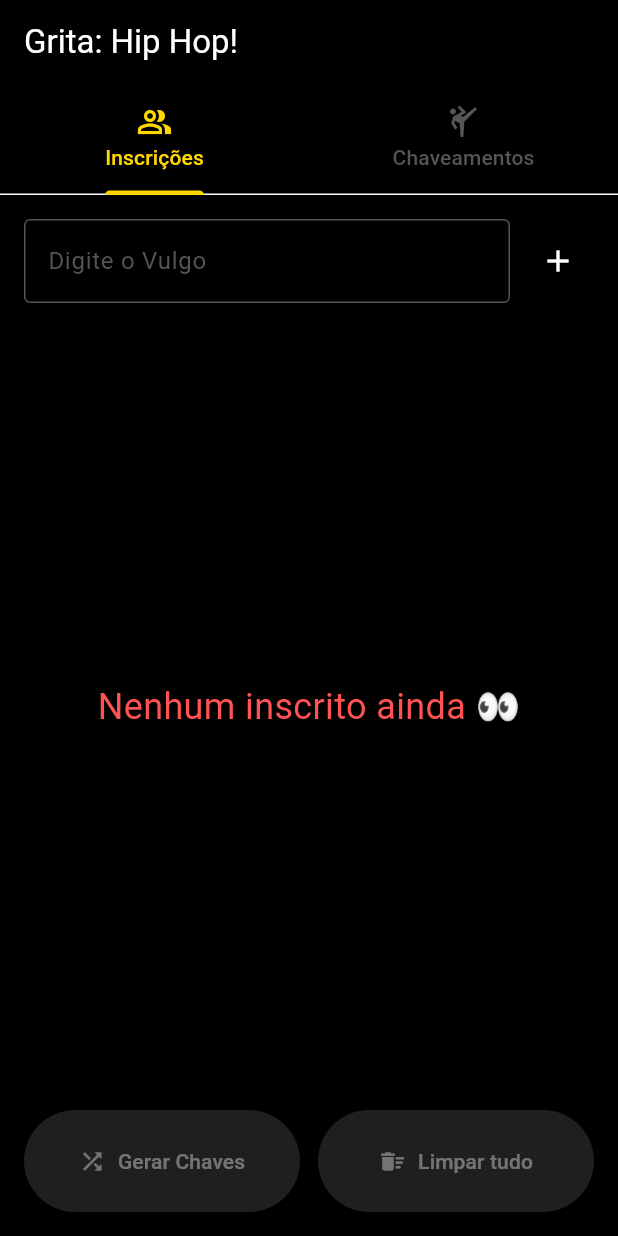
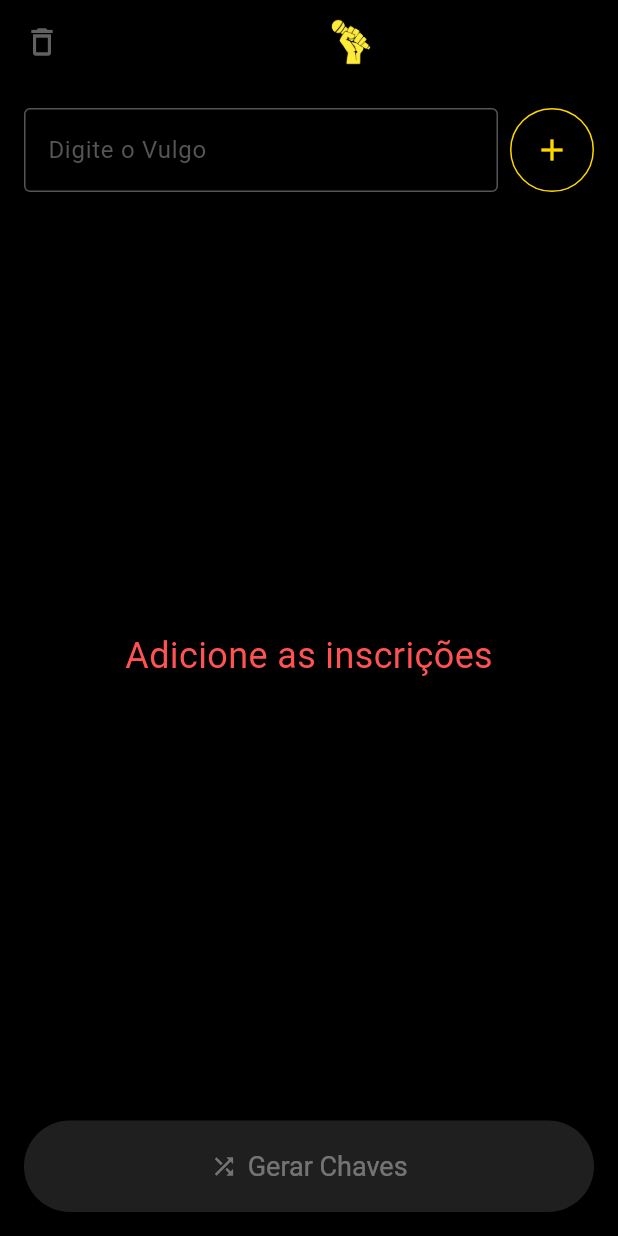
Before and after one commit to cristianmadriddev/freestylebattle, a Flutter app: the screen it shows after launch, on a phone screen of 412 x 824 dp. Run offline on Flutter 3.47's test engine with Material 3 defaults, Android fonts, the phone set to English and light mode, and no system bars; our stand-ins replace equatable, flutter_bloc, google_fonts.

Commit message:
feat: reorganize the ux

```diff
--- a/app/lib/battle/presentation/view/battle_page.dart
+++ b/app/lib/battle/presentation/view/battle_page.dart
@@ -1,4 +1,7 @@
 import 'package:flutter/material.dart';
+import 'package:flutter_bloc/flutter_bloc.dart';
+import 'package:freestylebattle/battle_subscription/presentation/bloc/battle_subscription_event.dart';
+import 'package:freestylebattle/battle_subscription/presentation/bloc/battle_subscription_state.dart';
 import '../../battle.dart';
 
 class BattlePage extends StatelessWidget {
@@ -6,12 +9,45 @@ class BattlePage extends StatelessWidget {
 
   @override
   Widget build(BuildContext context) {
-    return Scaffold(
-      appBar: AppBar(
-        title: Text('Grita: Hip Hop!'),
-        backgroundColor: Colors.transparent,
-      ),
-      body: Column(children: [Expanded(child: BattleSubscriptionContainer())]),
+    return BlocBuilder<BattleSubscriptionBloc, BattleSubscriptionState>(
+      builder: (_, state) {
+        final bloc = context.read<BattleSubscriptionBloc>();
+        final canDelete =
+            state.names.isNotEmpty || state.subscriptions.isNotEmpty;
+        return Scaffold(
+          appBar: AppBar(
+            leading: IconButton(
+              onPressed: canDelete
+                  ? () {
+                      bloc.add(BattleSubscriptionClearAllEvent());
+                      DefaultTabController.of(context).animateTo(0);
+                    }
+                  : null,
+              style: ElevatedButton.styleFrom(
+                foregroundColor: Theme.of(context).colorScheme.error,
+              ),
+
+              icon: const Icon(Icons.delete_outline),
+            ),
+            title: Row(
+              mainAxisAlignment: MainAxisAlignment.center,
+              children: [
+                Image.asset(
+                  'assets/logo.png',
+                  height: 32,
+                  color: Colors.yellow,
+                  colorBlendMode: BlendMode.srcIn,
+                ),
+              ],
+            ),
+            backgroundColor: Colors.transparent,
+            elevation: 0,
+          ),
+          body: Column(
+            children: [Expanded(child: BattleSubscriptionContainer())],
+          ),
+        );
+      },
     );
   }
 }
--- a/app/lib/battle_subscription/presentation/view/battle_subscrition_container.dart
+++ b/app/lib/battle_subscription/presentation/view/battle_subscrition_container.dart
@@ -2,9 +2,10 @@ import 'package:flutter/material.dart';
 import 'package:flutter_bloc/flutter_bloc.dart';
 import 'package:freestylebattle/battle_subscription/presentation/bloc/battle_subscription_bloc.dart';
 import 'package:freestylebattle/battle_subscription/presentation/bloc/battle_subscription_event.dart';
-import 'package:freestylebattle/battle_subscription/presentation/bloc/battle_subscription_state.dart';
 import 'package:freestylebattle/timer/timer.dart';
 import 'package:google_fonts/google_fonts.dart';
+
+import '../bloc/battle_subscription_state.dart';
 
 class BattleSubscriptionContainer extends StatefulWidget {
   const BattleSubscriptionContainer({super.key});
@@ -18,38 +19,10 @@ class _BattleSubscriptionContainerState
     extends State<BattleSubscriptionContainer> {
   final TextEditingController _nameController = TextEditingController();
   int _currentBattleIndex = 0;
+  bool _showMatches = false;
 
   @override
   Widget build(BuildContext context) {
-    final colorScheme = Theme.of(context).colorScheme;
-
-    return DefaultTabController(
-      length: 2,
-      child: Column(
-        children: [
-          TabBar(
-            labelColor: colorScheme.primary,
-            unselectedLabelColor: colorScheme.outline,
-            indicatorColor: colorScheme.primary,
-            tabs: const [
-              Tab(icon: Icon(Icons.people_alt_outlined), text: 'Inscrições'),
-              Tab(icon: Icon(Icons.sports_martial_arts), text: 'Chaveamentos'),
-            ],
-          ),
-          Expanded(
-            child: TabBarView(
-              children: [
-                _buildParticipantsTab(context),
-                _buildBattlesTab(context),
-              ],
-            ),
-          ),
-        ],
-      ),
-    );
-  }
-
-  Widget _buildParticipantsTab(BuildContext context) {
     final colorScheme = Theme.of(context).colorScheme;
 
     return Padding(
@@ -57,6 +30,133 @@ class _BattleSubscriptionContainerState
       child: BlocBuilder<BattleSubscriptionBloc, BattleSubscriptionState>(
         builder: (context, state) {
           final bloc = context.read<BattleSubscriptionBloc>();
+
+          if (_showMatches) {
+            final battles = state.subscriptions;
+
+            if (battles.isEmpty) {
+              WidgetsBinding.instance.addPostFrameCallback((_) {
+                setState(() => _showMatches = false);
+              });
+              return const SizedBox();
+            }
+
+            if (_currentBattleIndex >= battles.length) {
+              return Center(
+                child: Column(
+                  mainAxisAlignment: MainAxisAlignment.center,
+                  children: [
+                    Icon(
+                      Icons.check_circle,
+                      size: 64,
+                      color: colorScheme.primary,
+                    ),
+                    const SizedBox(height: 16),
+                    Text(
+                      'Todas as batalhas foram exibidas 🏁',
+                      style: TextStyle(
+                        fontSize: 18,
+                        fontWeight: FontWeight.bold,
+                        color: colorScheme.onSurface,
+                      ),
+                      textAlign: TextAlign.center,
+                    ),
+                    const SizedBox(height: 32),
+                    ElevatedButton(
+                      onPressed: () {
+                        setState(() {
+                          _showMatches = false;
+                          _currentBattleIndex = 0;
+                        });
+                      },
+                      style: ElevatedButton.styleFrom(
+                        backgroundColor: colorScheme.primary,
+                        foregroundColor: colorScheme.onPrimary,
+                      ),
+                      child: const Text('Voltar para inscrições'),
+                    ),
+                  ],
+                ),
+              );
+            }
+
+            return Column(
+              mainAxisAlignment: MainAxisAlignment.center,
+              children: [
+                Expanded(
+                  child: Row(
+                    mainAxisAlignment: MainAxisAlignment.center,
+                    children: [
+                      IconButton(
+                        onPressed: _currentBattleIndex > 0
+                            ? () => setState(() => _currentBattleIndex--)
+                            : null,
+                        icon: Icon(
+                          Icons.skip_previous,
+                          size: 36,
+                          color: _currentBattleIndex > 0
+                              ? colorScheme.primary
+                              : colorScheme.outline.withOpacity(0.5),
+                        ),
+                      ),
+                      const SizedBox(width: 8),
+                      Container(
+                        padding: const EdgeInsets.symmetric(horizontal: 24),
+                        child: Column(
+                          mainAxisAlignment: MainAxisAlignment.center,
+                          children: [
+                            Text(
+                              battles[_currentBattleIndex].$1,
+                              maxLines: 1,
+                              textAlign: TextAlign.center,
+                              style: GoogleFonts.bungeeSpice(
+                                fontSize: 44,
+                                color: colorScheme.onSurface,
+                              ),
+                            ),
+                            const SizedBox(height: 8),
+                            Text(
+                              'VS',
+                              textAlign: TextAlign.center,
+                              style: GoogleFonts.butterflyKids(
+                                fontSize: 22,
+                                color: colorScheme.error,
+                              ),
+                            ),
+                            const SizedBox(height: 8),
+                            Text(
+                              battles[_currentBattleIndex].$2,
+                              textAlign: TextAlign.center,
+                              maxLines: 2,
+                              style: GoogleFonts.bungeeSpice(
+                                fontSize: 44,
+                                color: colorScheme.onSurface,
+                              ),
+                            ),
+                          ],
+                        ),
+                      ),
+                      IconButton(
+                        onPressed: _currentBattleIndex < battles.length - 1
+                            ? () => setState(() => _currentBattleIndex++)
+                            : null,
+                        icon: Icon(
+                          Icons.skip_next,
+                          size: 36,
+                          color: _currentBattleIndex < battles.length - 1
+                              ? colorScheme.primary
+                              : colorScheme.outline.withOpacity(0.5),
+                        ),
+                      ),
+                      const SizedBox(width: 8),
+                    ],
+                  ),
+                ),
+                TimerCard(),
+                const SizedBox(height: 24),
+              ],
+            );
+          }
 
           return Column(
             crossAxisAlignment: CrossAxisAlignment.stretch,
@@ -93,6 +193,14 @@ class _BattleSubscriptionContainerState
                         ? () => _addName(bloc)
                         : null,
                     icon: const Icon(Icons.add),
+                    style: IconButton.styleFrom(
+                      foregroundColor: Theme.of(context).colorScheme.primary,
+                      padding: const EdgeInsets.all(16),
+                      side: BorderSide(
+                        color: Theme.of(context).colorScheme.primary,
+                      ),
+                      shape: const CircleBorder(),
+                    ),
                   ),
                 ],
               ),
@@ -102,7 +210,7 @@ class _BattleSubscriptionContainerState
                 Expanded(
                   child: Center(
                     child: Text(
-                      'Nenhum inscrito ainda 👀',
+                      'Adicione as inscrições',
                       style: TextStyle(color: colorScheme.error, fontSize: 24),
                     ),
                   ),
@@ -111,13 +219,13 @@ class _BattleSubscriptionContainerState
                 Expanded(
                   child: ListView.separated(
                     itemCount: state.names.length,
-                    separatorBuilder: (_, __) =>
+                    separatorBuilder: (_, index) =>
                         Divider(color: colorScheme.outline),
                     itemBuilder: (context, index) {
                       final name = state.names[index];
                       return ListTile(
                         title: Text(
-                          name,
+                          '${index + 1}. $name',
                           style: TextStyle(color: colorScheme.onSurface),
                         ),
                         trailing: IconButton(
@@ -136,16 +244,20 @@ class _BattleSubscriptionContainerState
 
               const SizedBox(height: 20),
 
-              Row(
-                children: [
-                  Expanded(
-                    child: ElevatedButton.icon(
+              ElevatedButton.icon(
                 onPressed:
-                          (state.names.length >= 2 &&
-                              state.subscriptions.isEmpty)
+                    (state.names.length >= 2 && state.subscriptions.isEmpty)
                     ? () {
                         bloc.add(BattleSubscritionGenerateEvent());
-                              DefaultTabController.of(context).animateTo(1);
+                        WidgetsBinding.instance.addPostFrameCallback((_) {
+                          if (context
+                              .read<BattleSubscriptionBloc>()
+                              .state
+                              .subscriptions
+                              .isNotEmpty) {
+                            setState(() => _showMatches = true);
+                          }
+                        });
                       }
                     : null,
                 icon: const Icon(Icons.shuffle),
@@ -153,154 +265,10 @@ class _BattleSubscriptionContainerState
                 style: ElevatedButton.styleFrom(
                   backgroundColor: colorScheme.primary,
                   foregroundColor: colorScheme.onPrimary,
-                        padding: const EdgeInsets.all(24),
+                  padding: const EdgeInsets.all(20),
+                  textStyle: const TextStyle(fontSize: 18),
                 ),
               ),
-                  ),
-                  const SizedBox(width: 12),
-                  Expanded(
-                    child: ElevatedButton.icon(
-                      onPressed:
-                          (state.names.isNotEmpty ||
-                              state.subscriptions.isNotEmpty)
-                          ? () {
-                              bloc.add(BattleSubscriptionClearAllEvent());
-                              DefaultTabController.of(context).animateTo(0);
-                            }
-                          : null,
-                      style: ElevatedButton.styleFrom(
-                        backgroundColor: colorScheme.secondary,
-                        foregroundColor: colorScheme.onSecondary,
-                        padding: const EdgeInsets.all(24),
-                      ),
-                      icon: const Icon(Icons.delete_sweep),
-                      label: const Text('Limpar tudo'),
-                    ),
-                  ),
-                ],
-              ),
-            ],
-          );
-        },
-      ),
-    );
-  }
-
-  Widget _buildBattlesTab(BuildContext context) {
-    final colorScheme = Theme.of(context).colorScheme;
-
-    return Padding(
-      padding: const EdgeInsets.all(16),
-      child: BlocConsumer<BattleSubscriptionBloc, BattleSubscriptionState>(
-        listener: (context, state) {
-          if (state.subscriptions.isNotEmpty) {
-            setState(() => _currentBattleIndex = 0);
-          }
-        },
-        builder: (context, state) {
-          if (state.subscriptions.isEmpty) {
-            return Center(
-              child: Text(
-                'Kd as inscrições fml?!',
-                style: TextStyle(color: colorScheme.outline, fontSize: 24),
-              ),
-            );
-          }
-
-          final battles = state.subscriptions;
-
-          if (_currentBattleIndex >= battles.length) {
-            return Center(
-              child: Text(
-                'Todas as batalhas foram exibidas 🏁',
-                style: TextStyle(
-                  fontSize: 16,
-                  fontWeight: FontWeight.w600,
-                  color: colorScheme.onSurface,
-                ),
-              ),
-            );
-          }
-
-          return Column(
-            mainAxisAlignment: MainAxisAlignment.center,
-            children: [
-              const SizedBox(height: 24),
-              Expanded(
-                child: Container(
-                  padding: const EdgeInsets.symmetric(horizontal: 24),
-                  child: Column(
-                    children: [
-                      Text(
-                        battles[_currentBattleIndex].$1,
-                        maxLines: 1,
-                        textAlign: TextAlign.center,
-                        style: GoogleFonts.bungeeSpice(
-                          fontSize: 44,
-                          color: colorScheme.onSurface,
-                        ),
-                      ),
-                      Text(
-                        'VS',
-                        textAlign: TextAlign.center,
-                        style: GoogleFonts.butterflyKids(
-                          fontSize: 22,
-                          color: colorScheme.error,
-                        ),
-                      ),
-                      Text(
-                        battles[_currentBattleIndex].$2,
-                        textAlign: TextAlign.center,
-                        maxLines: 2,
-                        style: GoogleFonts.bungeeSpice(
-                          fontSize: 44,
-                          color: colorScheme.onSurface,
-                        ),
-                      ),
-                    ],
-                  ),
-                ),
-              ),
-              TimerCard(),
-              const SizedBox(height: 44),
-              Row(
-                mainAxisAlignment: MainAxisAlignment.spaceEvenly,
-                children: [
-                  ElevatedButton.icon(
-                    onPressed: _currentBattleIndex > 0
-                        ? () {
-                            setState(() {
-                              _currentBattleIndex--;
-                            });
-                          }
-                        : null,
-                    icon: const Icon(Icons.navigate_before),
-                    label: const Text('Chave anterior'),
-                    style: ElevatedButton.styleFrom(
-                      backgroundColor: colorScheme.primary,
-                      foregroundColor: colorScheme.onPrimary,
-                      padding: const EdgeInsets.all(24),
-                    ),
-                  ),
-                  ElevatedButton.icon(
-                    onPressed: _currentBattleIndex < battles.length - 1
-                        ? () {
-                            setState(() {
-                              _currentBattleIndex++;
-                            });
-                          }
-                        : null,
-                    icon: const Icon(Icons.navigate_next),
-                    label: const Text('Próxima chave'),
-                    style: ElevatedButton.styleFrom(
-                      backgroundColor: colorScheme.primary,
-                      foregroundColor: colorScheme.onPrimary,
-                      padding: const EdgeInsets.all(24),
-                    ),
-                  ),
-                ],
-              ),
-              const SizedBox(height: 16),
             ],
           );
         },
```
Also changed, not shown: app/pubspec.yaml (+2 -66 lines), app/assets/logo.png (added). Lines whose indentation alone changed are shown as unchanged.
